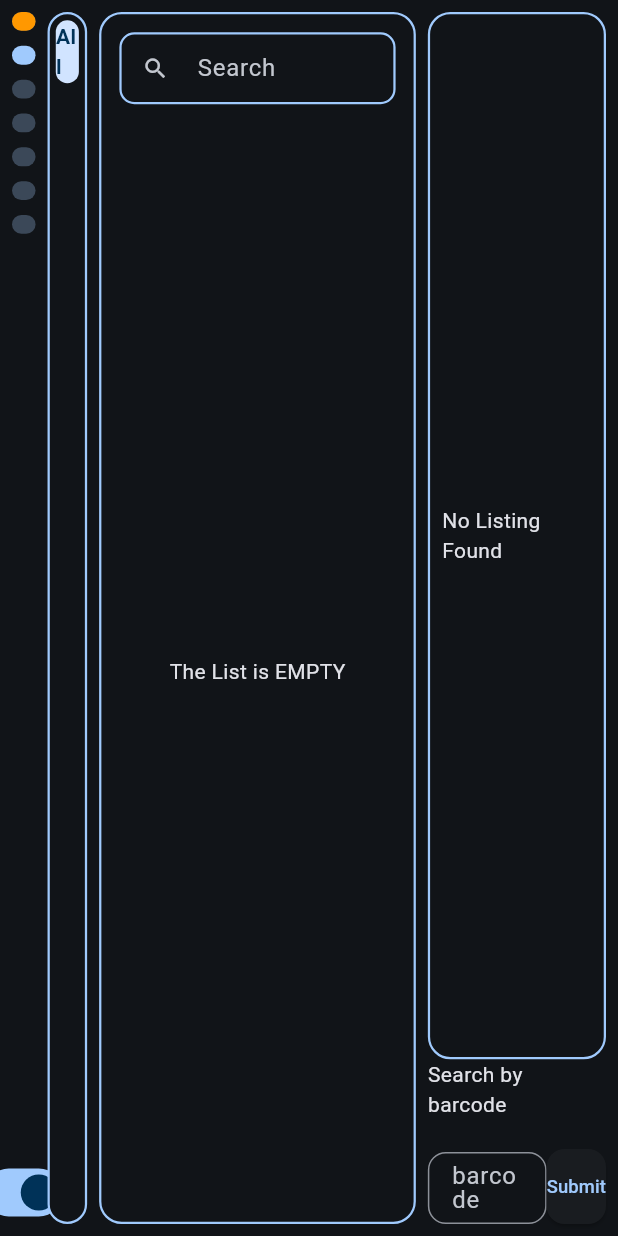
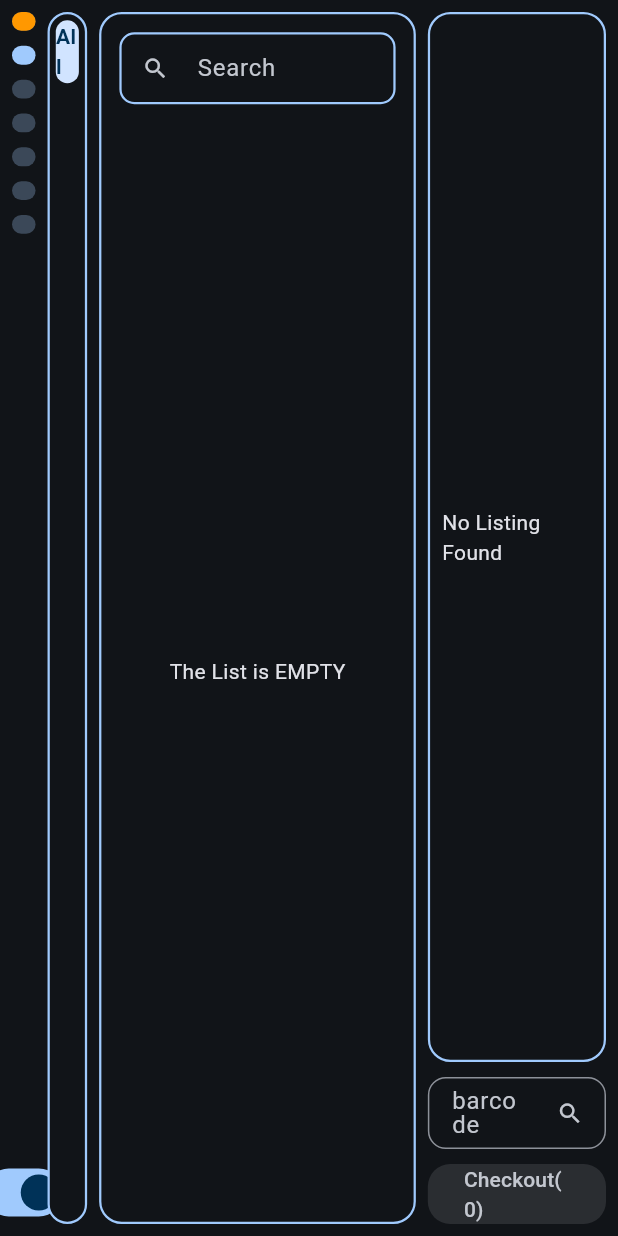
Before and after one commit to Tyvation/FlutterPosApp, a Flutter app: the MainPage screen opened directly, on a phone screen of 412 x 824 dp. Run offline on Flutter 3.47's test engine with Material 3 defaults, Android fonts, the phone set to English and light mode, and no system bars; our stand-ins replace dotted_border, file_picker, sqflite, sqflite_common_ffi; missing offline and left inert: reorderable_grid; accounts and stored records are empty.

Commit message:
add checkout pages

```diff
--- a/lib/Pages/edit_item_page.dart
+++ b/lib/Pages/edit_item_page.dart
@@ -1,7 +1,7 @@
 import 'package:flutter/gestures.dart';
 import 'package:flutter/material.dart';
 import 'package:provider/provider.dart';
-import '../Sections/dialog_helper.dart';
+import '../Components/dialog_helper.dart';
 import '../Pages/add_item_page.dart';
 import '../Providers/main_provider.dart';
 
--- a/lib/Sections/preview_list_display.dart
+++ b/lib/Sections/preview_list_display.dart
@@ -2,7 +2,8 @@ import 'package:flutter/material.dart';
 import 'package:invoice_app/Models/listings.dart';
 import 'package:provider/provider.dart';
 import '../Providers/main_provider.dart';
-import '../Sections/dialog_helper.dart';
+import '../Components/dialog_helper.dart';
+import '../Components/checkout_page.dart';
 
 class PreviewListDisplay extends StatefulWidget {
   final FocusNode barFocusNode;
@@ -23,7 +24,7 @@ class _PreviewListDisplayState extends State<PreviewListDisplay> {
   late double tax;
   late MainProvider itemProvider;
   final _formKey = GlobalKey<FormState>();
-  TextEditingController _barcodeController = TextEditingController();
+  final TextEditingController _barcodeController = TextEditingController();
 
   @override
   void initState() {
@@ -37,11 +38,13 @@ class _PreviewListDisplayState extends State<PreviewListDisplay> {
   Widget build(BuildContext context){
     final myColorScheme = Theme.of(context).colorScheme;
 
+    return Consumer<MainProvider>(
+      builder: (context, listingProvider, child) {
         return Padding(
           padding: const EdgeInsets.only(top:8, left:0, bottom:8, right:8),
           child: Column(
             children: [
-          Expanded(
+              Expanded( //! Preview List
                 flex: 10,
                 child: Container(
                   padding: const EdgeInsets.all(8),
@@ -50,8 +53,8 @@ class _PreviewListDisplayState extends State<PreviewListDisplay> {
                     border: Border.all(color: myColorScheme.primary, width: 1.5),
                     borderRadius: const BorderRadius.all(Radius.circular(15)),
                   ),
-              child: Consumer<MainProvider>(
-                builder: (context, listingProvider, child){
+                  child: Builder(
+                    builder: (context){
                       var l = listingProvider.listings;
                       total=0;
                       for(int i=0; i<listingProvider.listings.length; i++){
@@ -159,17 +162,10 @@ class _PreviewListDisplayState extends State<PreviewListDisplay> {
                   ),
                 ),
               ),
-          const SizedBox(child: Text('Search by barcode')),
-          Expanded(
-            flex: 1,
-            child: Consumer<MainProvider>(
+              const SizedBox(height: 10),
+              Consumer<MainProvider>( //! Barcode Input
                 builder: (context, provider, child) {
-                return Row(
-                crossAxisAlignment: CrossAxisAlignment.end,
-                children: [
-                  Expanded(
-                    flex: 2,
-                    child: Form(
+                  return Form(
                     key: _formKey,
                     child: TextFormField(
                       focusNode: widget.barFocusNode,
@@ -177,7 +173,17 @@ class _PreviewListDisplayState extends State<PreviewListDisplay> {
                       decoration: InputDecoration(
                         border: OutlineInputBorder(borderRadius: BorderRadius.circular(12)),
                         label: const Text('barcode'),
-                          isDense: true
+                        isDense: true,
+                        suffixIcon: IconButton(
+                          icon: const Icon(Icons.search),
+                          onPressed: () {
+                            if(_formKey.currentState!.validate()) {
+                              _handleSumbit(provider, _barcodeController.text, context);
+                              widget.KLfocusNode.requestFocus();
+                              _barcodeController.clear();
+                            }
+                          },
+                        ),
                       ),
                       validator: (value) {
                         if(value!.isEmpty){
@@ -186,7 +192,6 @@ class _PreviewListDisplayState extends State<PreviewListDisplay> {
                           return 'Please enter valid barcode';
                         }else{
                           return null;
-
                         }
                       },
                       onFieldSubmitted: (value){
@@ -203,32 +208,34 @@ class _PreviewListDisplayState extends State<PreviewListDisplay> {
                         }
                       },
                     ),
+                  );
+                }
+              ),
+              const SizedBox(height: 10),
+              SizedBox( //! Checkout Button
+                width: double.infinity, height: 40,
+                child: ElevatedButton(
+                  onPressed: listingProvider.listings.isEmpty ? null : () {
+                    CheckoutPage.checkoutPage(context, myColorScheme, listingProvider);
+                  },
+                  style: ElevatedButton.styleFrom(
+                    backgroundColor: listingProvider.listings.isEmpty ? myColorScheme.surfaceContainerHighest : myColorScheme.primary,
+                    shape: RoundedRectangleBorder(
+                      borderRadius: BorderRadius.circular(15),
+                    ),
+                  ),
+                  child: Text(
+                    'Checkout(${listingProvider.listings.length})',
+                    style: TextStyle(
+                      color: listingProvider.listings.isEmpty ? myColorScheme.onSurfaceVariant : myColorScheme.onPrimary
                     )
                   ),
-                  Expanded(
-                    child: ElevatedButton(
-                      onPressed: (){
-                        if(!_formKey.currentState!.validate()) return;
-
-                        _handleSumbit(provider, _barcodeController.text, context);
-                        widget.KLfocusNode.requestFocus();
-                        _barcodeController.clear();
-                      },
-                      style: ElevatedButton.styleFrom(
-                        shape: RoundedRectangleBorder(borderRadius: BorderRadius.circular(12)),
-                        padding: EdgeInsets.zero,
-                        minimumSize: const Size.fromHeight(50)
-                      ),
-                      child: const FittedBox(child: Text('Submit'))
-                    ),
-                  )
-                ],
-              );
-              }
                 ),
               )
             ],
           ),
+        );
+      },
     );
   }
 
--- a/lib/Sections/test_buttons.dart
+++ b/lib/Sections/test_buttons.dart
@@ -2,7 +2,7 @@ import 'package:flutter/material.dart';
 import 'package:provider/provider.dart';
 import '../DataBase/database_helper.dart';
 import '../Providers/main_provider.dart';
-import 'dialog_helper.dart';
+import '../Components/dialog_helper.dart';
 
 class TestButton extends StatefulWidget {
   const TestButton({super.key});
@@ -60,7 +60,7 @@ class _TestButtonState extends State<TestButton> {
           testButton('Checking',
             Icons.brightness_1_outlined,
             () async{
-              await DialogHelper.checkingDialog(context);
+              //await DialogHelper.checkingDialog(context);
             }
           ),
         ],
```
Also changed, not shown: lib/Components/checkout_page.dart (added, +103 -0 lines), lib/Components/dialog_helper.dart (renamed from lib/Sections/dialog_helper.dart, +2 -22 lines), lib/Pages/pos_page.dart (+21 -6 lines), lib/Sections/item_list_display.dart (+1 -6 lines). Lines whose indentation alone changed are shown as unchanged.
